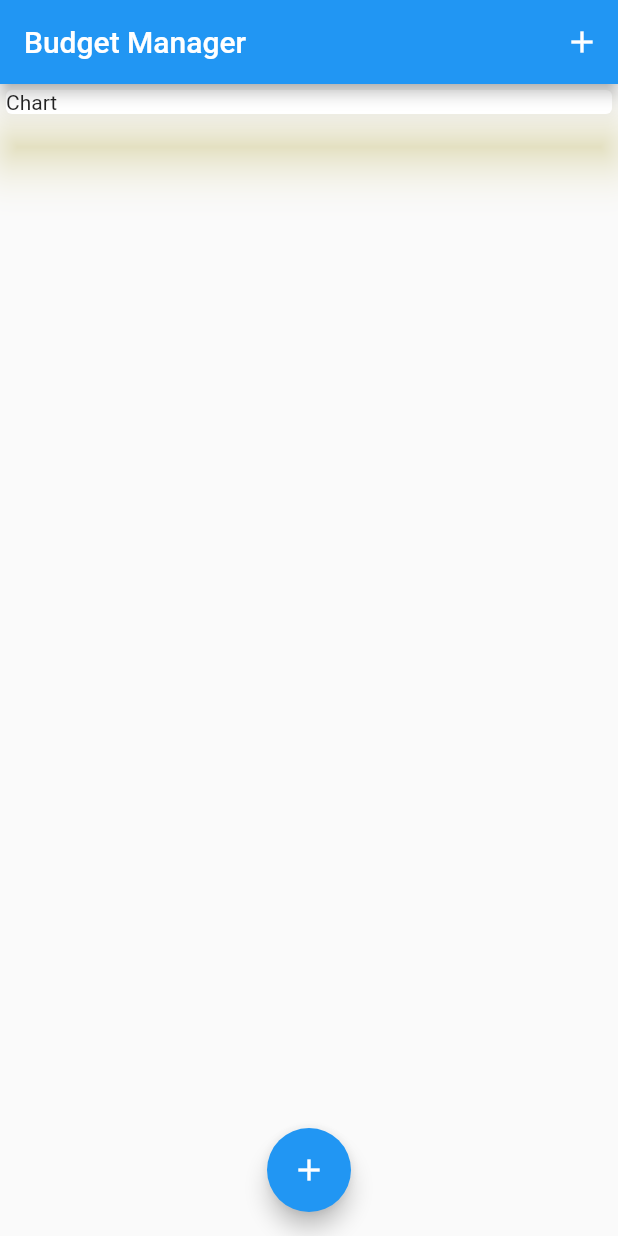
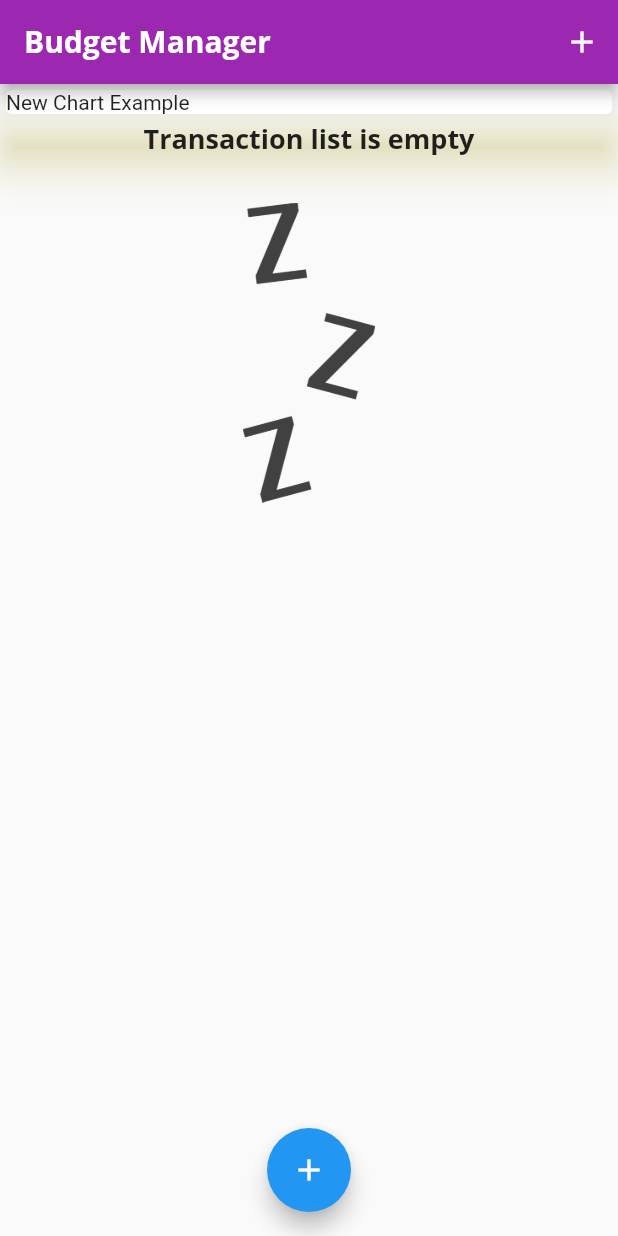
Before and after one commit to touhid-jisan/flutter-apps, a Flutter app: the screen it shows after launch, on a phone screen of 412 x 824 dp. Run offline on Flutter 3.47's test engine with Material 2 defaults, Android fonts, the phone set to English and light mode, and no system bars.

Commit message:
Theme, Fonts, Images added

```diff
--- a/budget_manager/lib/main.dart
+++ b/budget_manager/lib/main.dart
@@ -9,6 +9,33 @@ class MyApp extends StatelessWidget {
   @override
   Widget build(BuildContext context) {
     return MaterialApp(
+      theme: ThemeData(
+        primarySwatch: Colors.purple,
+        accentColor: Colors.blue,
+
+        // fontFamily: 'Quicksand',
+        // for 1 we can use this theme for only appbar style
+        // no 2 is globally available title text theme
+        // 1 - notmal text theme - we can use this theme globally
+        textTheme: ThemeData.light().textTheme.copyWith(
+              title: TextStyle(
+                fontFamily: 'Opensans',
+                fontWeight: FontWeight.bold,
+                fontSize: 18,
+              ),
+            ),
+        // 2- we can use this theme in only appbar style
+        appBarTheme: AppBarTheme(
+          textTheme: ThemeData.light().textTheme.copyWith(
+                title: TextStyle(
+                  fontFamily: 'Opensans',
+                  fontSize: 20,
+                  fontWeight: FontWeight.bold,
+                ),
+              ),
+        ),
+      ),
+      debugShowCheckedModeBanner: false,
       title: 'Budget Manager',
       home: MyHomePage(),
     );
@@ -39,10 +66,10 @@ class _MyHomePageState extends State<MyHomePage> {
     showModalBottomSheet(
         context: ctx,
         builder: (_) {
-         return GestureDetector(
+          return GestureDetector(
             child: NewTransaction(_addNewTransaction),
             onTap: () {},
-            );
+          );
         });
   }
 
@@ -50,7 +77,10 @@ class _MyHomePageState extends State<MyHomePage> {
   Widget build(BuildContext context) {
     return Scaffold(
       appBar: AppBar(
-        title: Text('Budget Manager'),
+        title: Text(
+          'Budget Manager',
+          //style: TextStyle(fontFamily: 'OpenSans'),
+        ),
         actions: <Widget>[
           IconButton(
             icon: Icon(Icons.add),
@@ -68,7 +98,7 @@ class _MyHomePageState extends State<MyHomePage> {
               width: double.infinity,
               child: Card(
                 shadowColor: Colors.yellow,
-                child: Text('Chart'),
+                child: Text('New Chart Example'),
                 elevation: 15,
               ),
             ),
--- a/budget_manager/lib/widgets/transaction_list.dart
+++ b/budget_manager/lib/widgets/transaction_list.dart
@@ -10,15 +10,32 @@ class TransactionList extends StatelessWidget {
   Widget build(BuildContext context) {
     return Container(
       height: 325,
-      child: ListView.builder(
+      child: transaction.isEmpty
+          ? Column(
+              children: <Widget>[
+                Text('Transaction list is empty', style: Theme.of(context).textTheme.title,),
+                SizedBox(
+                  height: 10,
+                ),
+                Container(
+                  margin: EdgeInsets.all(20),
+                  height: 200,
+                  child: Image.asset('assets/images/waiting.png', fit: BoxFit.cover,),
+                ),
+              ],
+            )
+          : ListView.builder(
               itemBuilder: (ctx, index) {
                 return Card(
                   child: Row(
                     children: <Widget>[
                       Container(
-                  margin: EdgeInsets.symmetric(horizontal: 20, vertical: 20),
+                        margin:
+                            EdgeInsets.symmetric(horizontal: 20, vertical: 20),
                         decoration: BoxDecoration(
-                    border: Border.all(color: Colors.purple, width: 2),
+                          border: Border.all(
+                              color: Theme.of(context).primaryColorDark,
+                              width: 2),
                         ),
                         padding: EdgeInsets.all(10),
                         child: Text(
@@ -27,7 +44,7 @@ class TransactionList extends StatelessWidget {
                           style: TextStyle(
                               fontWeight: FontWeight.bold,
                               fontSize: 18,
-                        color: Colors.purple),
+                              color: Colors.blue),
                         ),
                       ),
                       Column(
@@ -35,13 +52,11 @@ class TransactionList extends StatelessWidget {
                         children: <Widget>[
                           Text(
                             transaction[index].title,
-                      style: TextStyle(
-                        fontWeight: FontWeight.bold,
-                        fontSize: 16,
-                      ),
+                            style: Theme.of(context).textTheme.title,
                           ),
                           Text(
-                      DateFormat.yMMMMEEEEd().format(transaction[index].date),
+                            DateFormat.yMMMMEEEEd()
+                                .format(transaction[index].date),
                             style: TextStyle(fontSize: 14, color: Colors.grey),
                           ),
                         ],
```
Also changed, not shown: budget_manager/pubspec.yaml (+14 -14 lines), budget_manager/assets/fonts/OpenSans-Bold.ttf (added), budget_manager/assets/fonts/OpenSans-Regular.ttf (added), budget_manager/assets/fonts/Quicksand-Bold.ttf (added), budget_manager/assets/fonts/Quicksand-Light.ttf (added), budget_manager/assets/fonts/Quicksand-Medium.ttf (added), budget_manager/assets/fonts/Quicksand-Regular.ttf (added), budget_manager/assets/images/waiting.png (added). Lines whose indentation alone changed are shown as unchanged.
